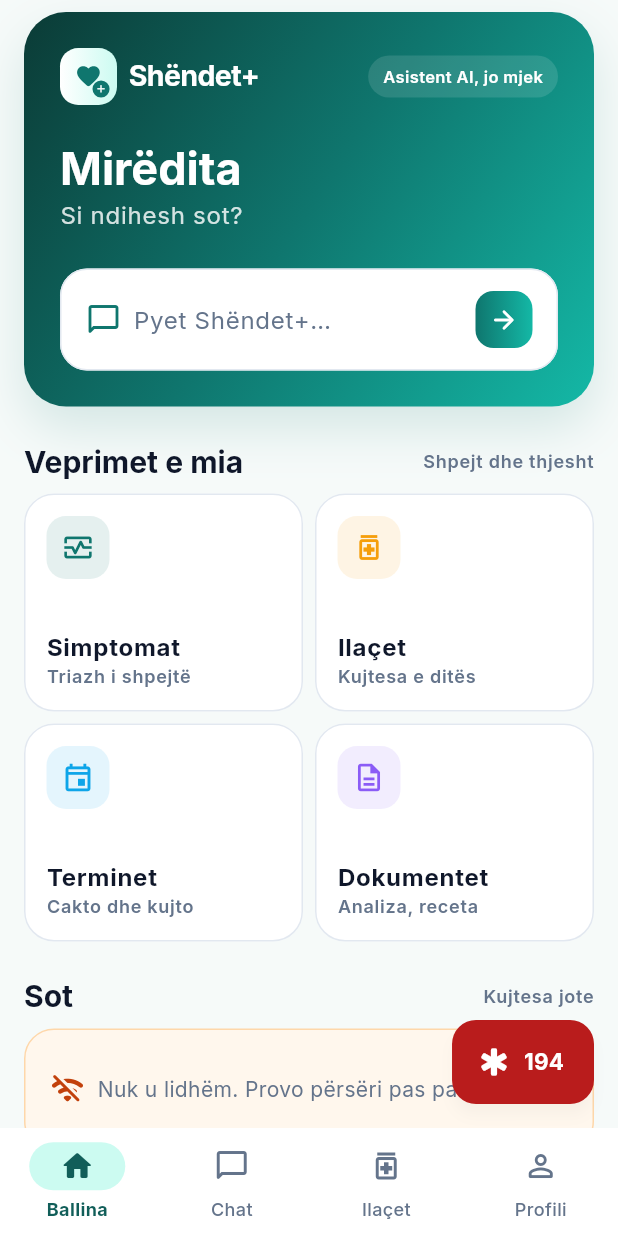
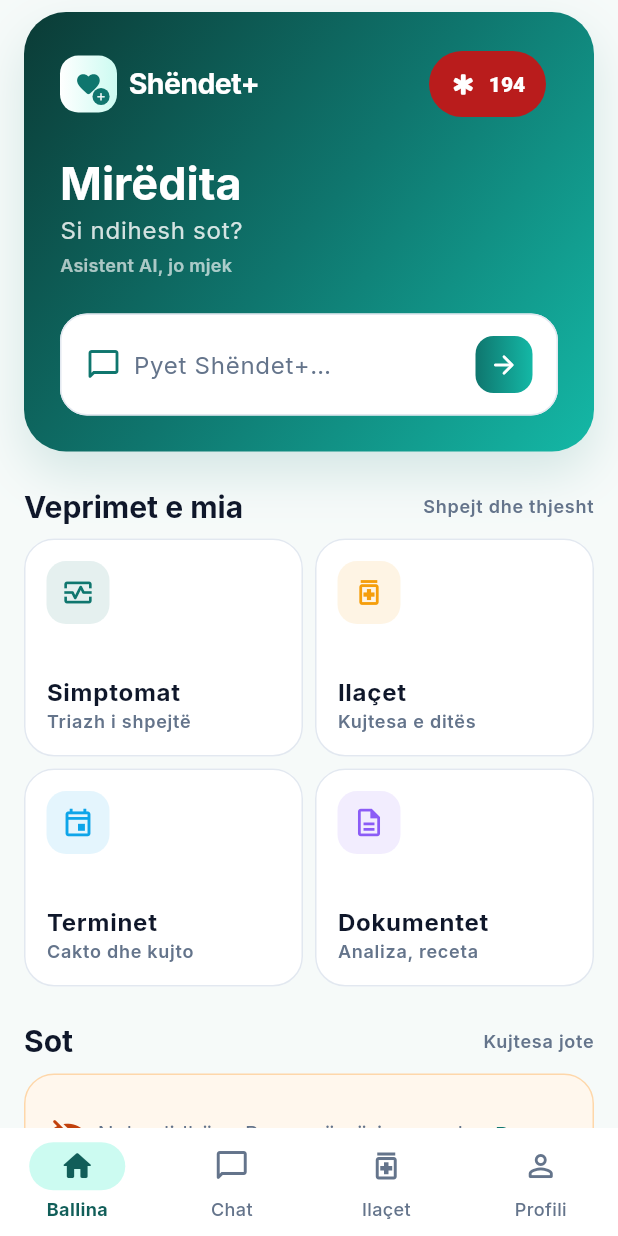
Before and after one commit to LeartDemaku/sh-ndet-, a Flutter app: the HomePage screen opened by its route, on a phone screen of 412 x 824 dp. Run offline on Flutter 3.47's test engine with Material 3 defaults, Android fonts, the phone set to English and light mode, and no system bars; our stand-ins replace flutter_riverpod, flutter_secure_storage, go_router, shared_preferences; accounts and stored records are empty; network calls fail.

Commit message:
Allow medication deletion and move emergency button

```diff
--- /dev/null
+++ b/mobile/lib/core/widgets/emergency_action.dart
@@ -0,0 +1,35 @@
+import 'package:flutter/material.dart';
+import 'package:go_router/go_router.dart';
+
+import '../theme/app_theme.dart';
+
+/// Butoni i emergjencës në shiritin e sipërm.
+///
+/// Qëllimisht nuk është FloatingActionButton: në telefon ai mbivendosej me
+/// fushën e shkrimit të chat-it dhe bllokonte butonin "Dërgo". Një buton në
+/// AppBar është gjithmonë i dukshëm dhe nuk mbulon përmbajtjen.
+class EmergencyAction extends StatelessWidget {
+  const EmergencyAction({super.key});
+
+  @override
+  Widget build(BuildContext context) => Padding(
+    padding: const EdgeInsets.only(right: 8),
+    child: Semantics(
+      button: true,
+      label: 'Emergjencë, telefono 194',
+      child: TextButton.icon(
+        onPressed: () => context.push('/emergency'),
+        style: TextButton.styleFrom(
+          backgroundColor: ShendetColors.emergency,
+          foregroundColor: ShendetColors.onEmergency,
+          minimumSize: const Size(78, 44),
+          padding: const EdgeInsets.symmetric(horizontal: 12),
+          shape: const StadiumBorder(),
+          textStyle: const TextStyle(fontWeight: FontWeight.w800, fontSize: 14),
+        ),
+        icon: const Icon(Icons.emergency_rounded, size: 18),
+        label: const Text('194'),
+      ),
+    ),
+  );
+}
--- a/mobile/lib/features/chat/chat_page.dart
+++ b/mobile/lib/features/chat/chat_page.dart
@@ -4,6 +4,7 @@ import 'package:go_router/go_router.dart';
 
 import '../../core/theme/app_theme.dart';
 import '../../core/widgets/brand_mark.dart';
+import '../../core/widgets/emergency_action.dart';
 import 'chat_controller.dart';
 import 'triage_card.dart';
 
@@ -87,6 +88,7 @@ class _ChatPageState extends ConsumerState<ChatPage> {
             ),
           ],
         ),
+        actions: const [EmergencyAction()],
       ),
       body: Center(
         child: ConstrainedBox(
--- a/mobile/lib/features/home/home_page.dart
+++ b/mobile/lib/features/home/home_page.dart
@@ -7,6 +7,7 @@ import 'package:go_router/go_router.dart';
 import '../../core/theme/app_theme.dart';
 import '../../core/time/kosovo_time.dart';
 import '../../core/widgets/brand_mark.dart';
+import '../../core/widgets/emergency_action.dart';
 import '../meds/meds_providers.dart';
 
 /// Ekrani 2 · Ballina.
@@ -194,24 +195,7 @@ class _Hero extends StatelessWidget {
               const SizedBox(width: Gap.s),
               const BrandName(onDark: true, fontSize: 19),
               const Spacer(),
-              Container(
-                padding: const EdgeInsets.symmetric(
-                  horizontal: 10,
-                  vertical: 6,
-                ),
-                decoration: BoxDecoration(
-                  color: Colors.white.withValues(alpha: 0.12),
-                  borderRadius: BorderRadius.circular(20),
-                ),
-                child: const Text(
-                  'Asistent AI, jo mjek',
-                  style: TextStyle(
-                    color: Colors.white,
-                    fontSize: 11,
-                    fontWeight: FontWeight.w600,
-                  ),
-                ),
-              ),
+              const EmergencyAction(),
             ],
           ),
           const SizedBox(height: Gap.l),
@@ -226,6 +210,14 @@ class _Hero extends StatelessWidget {
             'Si ndihesh sot?',
             style: text.bodyLarge?.copyWith(
               color: Colors.white.withValues(alpha: 0.82),
+            ),
+          ),
+          const SizedBox(height: Gap.xs),
+          Text(
+            'Asistent AI, jo mjek',
+            style: text.labelSmall?.copyWith(
+              color: Colors.white.withValues(alpha: 0.65),
+              letterSpacing: 0.2,
             ),
           ),
           const SizedBox(height: Gap.l),
--- a/mobile/lib/features/privacy/privacy_page.dart
+++ b/mobile/lib/features/privacy/privacy_page.dart
@@ -7,6 +7,7 @@ import 'package:go_router/go_router.dart';
 import '../../core/api/providers.dart';
 import '../../core/auth/auth_session.dart';
 import '../../core/theme/app_theme.dart';
+import '../../core/widgets/emergency_action.dart';
 import '../../core/widgets/theme_mode_selector.dart';
 
 final meProvider = FutureProvider<Map<String, dynamic>>((ref) async {
@@ -65,7 +66,10 @@ class _PrivacyPageState extends ConsumerState<PrivacyPage> {
     );
 
     return Scaffold(
-      appBar: AppBar(title: const Text('Profili')),
+      appBar: AppBar(
+        title: const Text('Profili'),
+        actions: const [EmergencyAction()],
+      ),
       body: ListView(
         padding: const EdgeInsets.fromLTRB(Gap.m, Gap.s, Gap.m, 120),
         children: [
--- a/mobile/lib/main.dart
+++ b/mobile/lib/main.dart
@@ -17,25 +17,6 @@ import 'features/onboarding/onboarding_page.dart';
 import 'features/onboarding/splash_page.dart';
 import 'features/privacy/privacy_page.dart';
 
-/// Butoni i emergjencës: i arritshëm me një prekje nga ÇDO ekran.
-class EmergencyFab extends StatelessWidget {
-  const EmergencyFab({super.key});
-
-  @override
-  Widget build(BuildContext context) => FloatingActionButton.extended(
-    backgroundColor: ShendetColors.emergency,
-    foregroundColor: ShendetColors.onEmergency,
-    elevation: 4,
-    tooltip: 'Emergjencë, telefono 194',
-    onPressed: () => context.push('/emergency'),
-    icon: const Icon(Icons.emergency_rounded),
-    label: const Text(
-      '194',
-      style: TextStyle(fontWeight: FontWeight.w800, fontSize: 15),
-    ),
-  );
-}
-
 /// Shella me shiritin e poshtëm: Ballina · Chat · Ilaçet · Profili.
 class AppShell extends StatelessWidget {
   const AppShell({super.key, required this.child, required this.location});
@@ -52,7 +33,6 @@ class AppShell extends StatelessWidget {
   @override
   Widget build(BuildContext context) => Scaffold(
     body: child,
-    floatingActionButton: const EmergencyFab(),
     bottomNavigationBar: DecoratedBox(
       decoration: BoxDecoration(
         border: Border(top: BorderSide(color: context.palette.line)),
```
Also changed, not shown: mobile/lib/core/api/me_api.dart (+9 -0 lines), mobile/lib/features/meds/meds_page.dart (+80 -2 lines), 6 other files.
